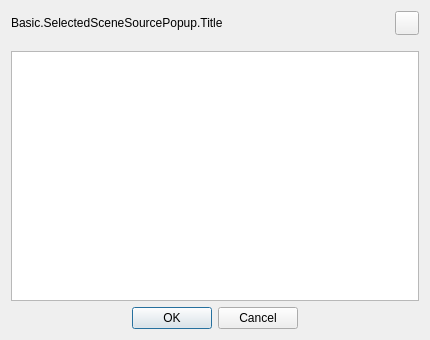
First picture: the form in src/ui-forms/scene-select-dialog.ui, repository SOOPLIVE/soop-studio, before the edit.
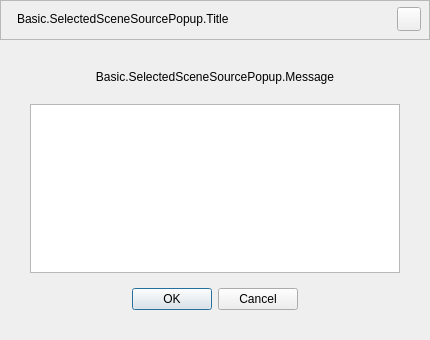
Second picture: the form after the edit.

```diff
--- a/src/ui-forms/scene-select-dialog.ui
+++ b/src/ui-forms/scene-select-dialog.ui
@@ -20,10 +20,41 @@
    <string>Dialog</string>
   </property>
   <layout class="QVBoxLayout" name="verticalLayout">
+   <property name="spacing">
+    <number>0</number>
+   </property>
+   <property name="leftMargin">
+    <number>0</number>
+   </property>
+   <property name="topMargin">
+    <number>0</number>
+   </property>
+   <property name="rightMargin">
+    <number>0</number>
+   </property>
+   <property name="bottomMargin">
+    <number>0</number>
+   </property>
    <item>
-    <layout class="QHBoxLayout" name="horizontalLayout">
+    <widget class="QFrame" name="titleFrame">
+     <property name="frameShape">
+      <enum>QFrame::StyledPanel</enum>
+     </property>
+     <property name="frameShadow">
+      <enum>QFrame::Raised</enum>
+     </property>
+     <layout class="QHBoxLayout" name="horizontalLayout_4">
+      <property name="leftMargin">
+       <number>16</number>
+      </property>
+      <property name="topMargin">
+       <number>6</number>
+      </property>
+      <property name="rightMargin">
+       <number>8</number>
+      </property>
      <property name="bottomMargin">
-      <number>10</number>
+       <number>8</number>
      </property>
      <item>
       <widget class="QLabel" name="labelTitle">
@@ -77,10 +108,70 @@
       </widget>
      </item>
     </layout>
+    </widget>
+   </item>
+   <item>
+    <layout class="QVBoxLayout" name="verticalLayout_2">
+     <property name="spacing">
+      <number>0</number>
+     </property>
+     <property name="leftMargin">
+      <number>30</number>
+     </property>
+     <property name="topMargin">
+      <number>30</number>
+     </property>
+     <property name="rightMargin">
+      <number>30</number>
+     </property>
+     <property name="bottomMargin">
+      <number>30</number>
+     </property>
+     <item>
+      <widget class="QLabel" name="labelInfo">
+       <property name="text">
+        <string>Basic.SelectedSceneSourcePopup.Message</string>
+       </property>
+       <property name="alignment">
+        <set>Qt::AlignCenter</set>
+       </property>
+      </widget>
+     </item>
+     <item>
+      <spacer name="verticalSpacer">
+       <property name="orientation">
+        <enum>Qt::Vertical</enum>
+       </property>
+       <property name="sizeType">
+        <enum>QSizePolicy::Fixed</enum>
+       </property>
+       <property name="sizeHint" stdset="0">
+        <size>
+         <width>20</width>
+         <height>20</height>
+        </size>
+       </property>
+      </spacer>
    </item>
    <item>
     <widget class="QListWidget" name="sceneListWidget"/>
    </item>
+     <item>
+      <spacer name="verticalSpacer_2">
+       <property name="orientation">
+        <enum>Qt::Vertical</enum>
+       </property>
+       <property name="sizeType">
+        <enum>QSizePolicy::Fixed</enum>
+       </property>
+       <property name="sizeHint" stdset="0">
+        <size>
+         <width>20</width>
+         <height>15</height>
+        </size>
+       </property>
+      </spacer>
+     </item>
    <item>
     <widget class="QDialogButtonBox" name="buttonBox">
      <property name="orientation">
@@ -93,6 +184,8 @@
       <bool>true</bool>
      </property>
     </widget>
+     </item>
+    </layout>
    </item>
   </layout>
  </widget>
```
Lines whose indentation alone changed are shown as unchanged.
